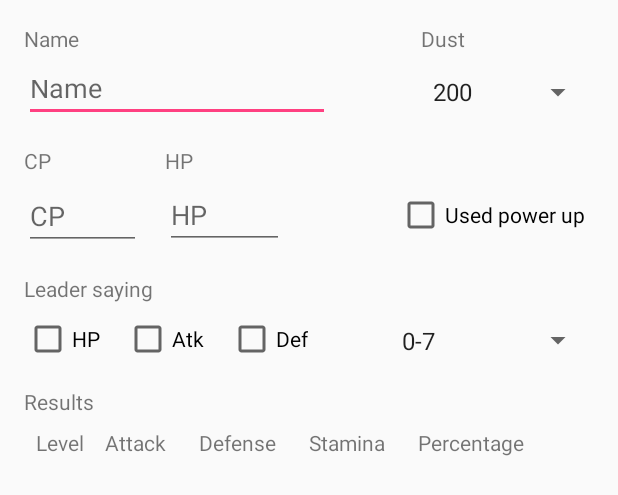
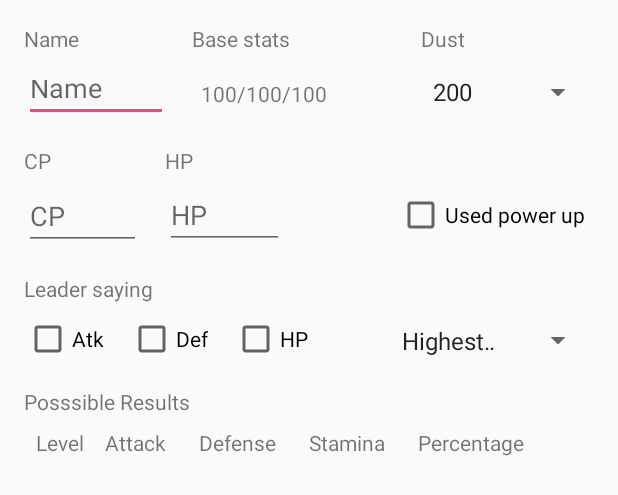
Before and after one commit to darthsuicune/PokemonGoIvCalc, an Android app: the layout activity_calculator.xml on its own in the app's theme, with its tools: preview values and no code run, on a phone screen of 412 x 824 dp. Shown: the top 495 px of the screen. Run offline under Robolectric (Android 15) with nearby library versions, the phone set to English and light mode, and no system bars; network calls fail.

Commit message:
Several changes and improvements. Fix Mewtwo's stats after rework.

```diff
--- a/app/build.gradle
+++ b/app/build.gradle
@@ -4,13 +4,13 @@ apply plugin: 'kotlin-kapt'
 apply plugin: 'kotlin-android-extensions'
 
 android {
-    compileSdkVersion 25
+    compileSdkVersion 26
     buildToolsVersion "25.0.3"
 
     defaultConfig {
         applicationId "com.dlgdev.goivcalc"
         minSdkVersion 17
-        targetSdkVersion 25
+        targetSdkVersion 26
         versionCode 1
         versionName "0.1"
         testInstrumentationRunner "android.support.test.runner.AndroidJUnitRunner"
--- a/app/src/main/java/com/dlgdev/goivcalc/dagger/MonsModule.kt
+++ b/app/src/main/java/com/dlgdev/goivcalc/dagger/MonsModule.kt
@@ -14,7 +14,7 @@ class MonsModule(val context: Context) {
     val names = context.resources.getStringArray(R.array.mon_names)
 
     @Provides fun provideMons(): List<Pokemon> {
-        val monStats = Gson().fromJson<PokemonStats>(InputStreamReader(context.assets.open("mons")),
+        val monStats = Gson().fromJson<PokemonStats>(InputStreamReader(context.assets.open("mon_stats")),
                 PokemonStats::class.java)
         monStats.mons.forEach { it.name = names[it.id] }
         return monStats.mons
--- a/app/src/main/res/layout/activity_calculator.xml
+++ b/app/src/main/res/layout/activity_calculator.xml
@@ -19,33 +19,32 @@
 
     <android.support.v7.widget.AppCompatAutoCompleteTextView
         android:id="@+id/name_view"
-        android:layout_width="204dp"
+        android:layout_width="96dp"
         android:layout_height="38dp"
+        android:layout_marginTop="8dp"
         android:hint="@string/mon_name_hint"
         app:layout_constraintStart_toStartOf="@+id/name_label"
-        android:layout_marginTop="8dp"
         app:layout_constraintTop_toBottomOf="@+id/name_label"/>
 
     <CheckBox
         android:id="@+id/hp_check_box"
         android:layout_width="wrap_content"
         android:layout_height="wrap_content"
+        android:layout_marginStart="16dp"
         android:checked="false"
         android:text="@string/hp_check_box"
-        android:layout_marginTop="8dp"
-        app:layout_constraintTop_toBottomOf="@+id/leader_saying"
-        app:layout_constraintStart_toStartOf="@+id/leader_saying"
-        />
+        app:layout_constraintStart_toEndOf="@+id/def_check_box"
+        app:layout_constraintTop_toTopOf="@+id/atk_check_box"/>
 
     <CheckBox
         android:id="@+id/atk_check_box"
         android:layout_width="wrap_content"
         android:layout_height="wrap_content"
-        android:layout_marginStart="16dp"
+        android:layout_marginStart="0dp"
+        android:layout_marginTop="8dp"
         android:text="@string/att_check_box"
-        app:layout_constraintStart_toEndOf="@+id/hp_check_box"
-        app:layout_constraintTop_toTopOf="@+id/hp_check_box"
-        android:layout_marginTop="0dp"/>
+        app:layout_constraintStart_toStartOf="@+id/leader_saying"
+        app:layout_constraintTop_toBottomOf="@+id/leader_saying"/>
 
     <CheckBox
         android:id="@+id/def_check_box"
@@ -72,12 +71,11 @@
         android:id="@+id/results_label"
         android:layout_width="wrap_content"
         android:layout_height="wrap_content"
+        android:layout_marginTop="16dp"
+        android:labelFor="@+id/results_view"
         android:text="@string/results_label"
-        android:labelFor="@+id/results_view"
         app:layout_constraintStart_toStartOf="@+id/name_view"
-        android:layout_marginTop="16dp"
-        app:layout_constraintTop_toBottomOf="@+id/hp_check_box"
-        />
+        app:layout_constraintTop_toBottomOf="@+id/atk_check_box"/>
 
     <android.support.v7.widget.RecyclerView
         android:id="@+id/results_view"
@@ -95,7 +93,7 @@
         android:layout_marginTop="8dp"
         android:ems="10"
         android:hint="@string/cp_label"
-        android:inputType="textPersonName"
+        android:inputType="number"
         app:layout_constraintTop_toBottomOf="@+id/cp_label"
         app:layout_constraintStart_toStartOf="@+id/cp_label"
         />
@@ -107,7 +105,7 @@
         android:layout_marginStart="16dp"
         android:ems="10"
         android:hint="@string/hp_check_box"
-        android:inputType="textPersonName"
+        android:inputType="number"
         app:layout_constraintStart_toEndOf="@+id/cp_view"
         android:layout_marginTop="8dp"
         app:layout_constraintTop_toBottomOf="@+id/hp_label"/>
@@ -175,7 +173,7 @@
         android:id="@+id/estimated_level"
         android:layout_width="wrap_content"
         android:layout_height="wrap_content"
-        android:text="Level"
+        android:text="@string/level_label"
         app:layout_constraintStart_toStartOf="@+id/results_label"
         app:layout_constraintTop_toBottomOf="@+id/results_label"
         android:layout_marginTop="8dp"
@@ -187,7 +185,7 @@
         android:layout_height="wrap_content"
         android:layout_marginEnd="8dp"
         android:layout_marginStart="8dp"
-        android:text="Attack"
+        android:text="@string/attack_label"
         app:layout_constraintEnd_toStartOf="@+id/estimated_defense"
         app:layout_constraintStart_toEndOf="@+id/estimated_level"
         app:layout_constraintTop_toTopOf="@+id/estimated_level"/>
@@ -198,7 +196,7 @@
         android:layout_height="wrap_content"
         android:layout_marginEnd="8dp"
         android:layout_marginStart="8dp"
-        android:text="Defense"
+        android:text="@string/defense_label"
         app:layout_constraintEnd_toStartOf="@+id/estimated_stamina"
         app:layout_constraintStart_toEndOf="@+id/estimated_attack"
         app:layout_constraintTop_toTopOf="@+id/estimated_attack"/>
@@ -209,7 +207,7 @@
         android:layout_height="wrap_content"
         android:layout_marginEnd="8dp"
         android:layout_marginStart="8dp"
-        android:text="Stamina"
+        android:text="@string/stamina_label"
         app:layout_constraintEnd_toStartOf="@+id/estimated_percentage"
         app:layout_constraintStart_toEndOf="@+id/estimated_defense"
         app:layout_constraintTop_toTopOf="@+id/estimated_defense"/>
@@ -219,10 +217,30 @@
         android:layout_width="wrap_content"
         android:layout_height="wrap_content"
         android:layout_marginStart="8dp"
-        android:text="Percentage"
+        android:text="@string/percentage_label"
         app:layout_constraintStart_toEndOf="@+id/estimated_stamina"
         app:layout_constraintTop_toTopOf="@+id/estimated_stamina"
         app:layout_constraintEnd_toEndOf="@+id/results_view"
         android:layout_marginEnd="8dp"/>
 
+    <TextView
+        android:id="@+id/base_stats_label"
+        android:layout_width="wrap_content"
+        android:layout_height="wrap_content"
+        android:layout_marginStart="16dp"
+        android:text="@string/base_stats_label"
+        app:layout_constraintStart_toEndOf="@+id/name_view"
+        app:layout_constraintTop_toTopOf="@+id/name_label"
+        tools:text="Base stats"/>
+
+    <TextView
+        android:id="@+id/base_stats"
+        android:layout_width="96dp"
+        android:layout_height="38dp"
+        android:layout_marginStart="0dp"
+        android:gravity="center"
+        app:layout_constraintStart_toStartOf="@+id/base_stats_label"
+        app:layout_constraintTop_toTopOf="@+id/name_view"
+        tools:text="100/100/100"/>
+
 </android.support.constraint.ConstraintLayout>
--- a/app/src/main/res/values/arrays.xml
+++ b/app/src/main/res/values/arrays.xml
@@ -1,11 +1,13 @@
 <?xml version="1.0" encoding="utf-8"?>
 <resources>
     <array name="iv_leader_sayings">
+        <item>@string/leader_eval</item>
         <item>"0-7"</item>
         <item>"8-12"</item>
         <item>"13-14"</item>
         <item>"15"</item>
     </array>
+    <string name="leader_eval">"Highest value"</string>
     <array name="dust">
         <item>"200"</item>
         <item>"400"</item>
--- a/app/src/main/res/values/strings.xml
+++ b/app/src/main/res/values/strings.xml
@@ -1,6 +1,6 @@
 <resources>
     <string name="app_name">GoIvCalc</string>
-    <string name="results_label">Results</string>
+    <string name="results_label">Posssible Results</string>
     <string name="def_check_box">Def</string>
     <string name="att_check_box">Atk</string>
     <string name="hp_check_box">HP</string>
@@ -10,4 +10,10 @@
     <string name="leader_saying">Leader saying</string>
     <string name="power_up">Used power up</string>
     <string name="error_number_not_valid">Invalid, write the value of your pokemon, only the number.</string>
+    <string name="level_label">Level</string>
+    <string name="attack_label">Attack</string>
+    <string name="defense_label">Defense</string>
+    <string name="stamina_label">Stamina</string>
+    <string name="percentage_label">Percentage</string>
+    <string name="base_stats_label">Base stats</string>
 </resources>
--- a/build.gradle
+++ b/build.gradle
@@ -1,13 +1,13 @@
 // Top-level build file where you can add configuration options common to all sub-projects/modules.
 buildscript {
-    ext.kotlin_version = '1.1.2-3'
+    ext.kotlin_version = '1.1.3-2'
     ext.gradle_plugin_version = "3.0.0-alpha1"
     repositories {
         maven { url 'https://maven.google.com' }
         jcenter()
     }
     dependencies {
-        classpath 'com.android.tools.build:gradle:3.0.0-alpha1'
+        classpath 'com.android.tools.build:gradle:3.0.0-beta3'
         classpath "org.jetbrains.kotlin:kotlin-gradle-plugin:$kotlin_version"
     }
 }
```
Also changed, not shown: app/src/main/java/com/dlgdev/goivcalc/models/Calculator.kt (+11 -11 lines), app/src/main/java/com/dlgdev/goivcalc/ui/CalculatorActivity.kt (+35 -12 lines), gradle/wrapper/gradle-wrapper.properties, 2 other files.
